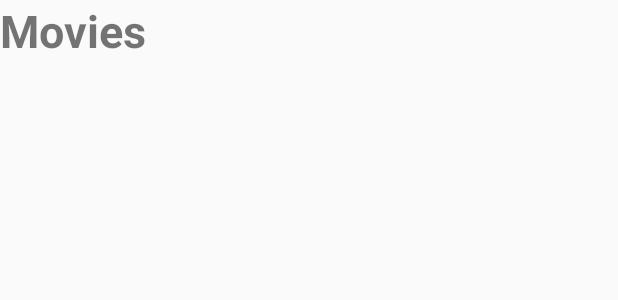
After one commit to rafaelmeteoro/series-architecture, an Android app: the layout fragment_movies.xml on its own in the app's theme, with its tools: preview values and no code run, on a phone screen of 412 x 824 dp. The commit adds this screen. Shown: the top 300 px of the screen. Run offline under Robolectric (Android 15) with nearby library versions, the phone set to English and light mode, and no system bars.

Commit message:
show movies fragment

```diff
--- a/app/src/main/AndroidManifest.xml
+++ b/app/src/main/AndroidManifest.xml
@@ -22,6 +22,9 @@
                 <category android:name="android.intent.category.LAUNCHER" />
             </intent-filter>
         </activity>
+        <activity
+            android:name=".ui.movies.MoviesActivity"
+            android:label="@string/app_name" />
     </application>
 
 </manifest>
--- a/app/src/main/java/com/example/rafaelfeliciano/seriesarchitecture/di/modules/ActivityModule.kt
+++ b/app/src/main/java/com/example/rafaelfeliciano/seriesarchitecture/di/modules/ActivityModule.kt
@@ -1,6 +1,7 @@
 package com.example.rafaelfeliciano.seriesarchitecture.di.modules
 
 import com.example.rafaelfeliciano.seriesarchitecture.di.ActivityScope
+import com.example.rafaelfeliciano.seriesarchitecture.ui.movies.MoviesActivity
 import com.example.rafaelfeliciano.seriesarchitecture.ui.splash.SplashActivity
 import dagger.Module
 import dagger.android.ContributesAndroidInjector
@@ -11,4 +12,8 @@ abstract class ActivityModule {
     @ActivityScope
     @ContributesAndroidInjector(modules = [(SplashModule::class)])
     abstract fun contributeSplashActivity(): SplashActivity
+
+    @ActivityScope
+    @ContributesAndroidInjector(modules = [(MoviesModule::class)])
+    abstract fun contributeMoviesActivity(): MoviesActivity
 }
--- a/app/src/main/java/com/example/rafaelfeliciano/seriesarchitecture/di/modules/FragmentModule.kt
+++ b/app/src/main/java/com/example/rafaelfeliciano/seriesarchitecture/di/modules/FragmentModule.kt
@@ -1,6 +1,7 @@
 package com.example.rafaelfeliciano.seriesarchitecture.di.modules
 
 import com.example.rafaelfeliciano.seriesarchitecture.di.ActivityScope
+import com.example.rafaelfeliciano.seriesarchitecture.ui.movies.MoviesFragment
 import com.example.rafaelfeliciano.seriesarchitecture.ui.widgets.dialog.AppDialog
 import dagger.Module
 import dagger.android.ContributesAndroidInjector
@@ -11,4 +12,8 @@ abstract class FragmentModule {
     @ActivityScope
     @ContributesAndroidInjector
     abstract fun contributeAppDialog(): AppDialog
+
+    @ActivityScope
+    @ContributesAndroidInjector(modules = [(MoviesModule::class)])
+    abstract fun contributeMoviesFragment(): MoviesFragment
 }
--- a/app/src/main/java/com/example/rafaelfeliciano/seriesarchitecture/ui/splash/SplashActivity.kt
+++ b/app/src/main/java/com/example/rafaelfeliciano/seriesarchitecture/ui/splash/SplashActivity.kt
@@ -5,6 +5,7 @@ import android.content.Intent
 import android.os.Bundle
 import com.example.rafaelfeliciano.seriesarchitecture.R
 import com.example.rafaelfeliciano.seriesarchitecture.ui.base.PresenterIActivity
+import com.example.rafaelfeliciano.seriesarchitecture.ui.movies.MoviesActivity
 import javax.inject.Inject
 
 class SplashActivity : PresenterIActivity<SplashContract.Presenter>(), SplashContract.View {
@@ -29,4 +30,9 @@ class SplashActivity : PresenterIActivity<SplashContract.Presenter>(), SplashCon
         super.setUpView()
         mPresenter.getCatalog()
     }
+
+    override fun navigateToMovies() {
+        startActivity(MoviesActivity.getIntent(this))
+        finish()
+    }
 }
--- a/app/src/main/java/com/example/rafaelfeliciano/seriesarchitecture/ui/splash/SplashContract.kt
+++ b/app/src/main/java/com/example/rafaelfeliciano/seriesarchitecture/ui/splash/SplashContract.kt
@@ -5,7 +5,10 @@ import com.example.rafaelfeliciano.seriesarchitecture.ui.base.IPresenter
 import io.reactivex.Observable
 
 interface SplashContract {
-    interface View
+    interface View {
+        fun navigateToMovies()
+    }
+
     interface Presenter : IPresenter<View> {
         fun getCatalog(): Observable<Catalog>
     }
--- a/app/src/main/java/com/example/rafaelfeliciano/seriesarchitecture/ui/splash/SplashPresenter.kt
+++ b/app/src/main/java/com/example/rafaelfeliciano/seriesarchitecture/ui/splash/SplashPresenter.kt
@@ -6,7 +6,6 @@ import com.example.rafaelfeliciano.seriesarchitecture.net.RetrofitDisposableObse
 import com.example.rafaelfeliciano.seriesarchitecture.ui.base.IModelPresenterImpl
 import dagger.Lazy
 import io.reactivex.Observable
-import timber.log.Timber
 import javax.inject.Inject
 
 class SplashPresenter @Inject
@@ -20,7 +19,7 @@ constructor(
 
     private inner class CatalogObserver : RetrofitDisposableObserver<Catalog>() {
         override fun onNext(catalog: Catalog) {
-            Timber.d("Chegou")
+            getView()?.navigateToMovies()
         }
     }
 }
--- /dev/null
+++ b/app/src/main/res/layout/activity_movies.xml
@@ -0,0 +1,5 @@
+<?xml version="1.0" encoding="utf-8"?>
+<FrameLayout xmlns:android="http://schemas.android.com/apk/res/android"
+    android:id="@+id/content"
+    android:layout_width="match_parent"
+    android:layout_height="match_parent" />
--- /dev/null
+++ b/app/src/main/res/layout/fragment_movies.xml
@@ -0,0 +1,13 @@
+<?xml version="1.0" encoding="utf-8"?>
+<RelativeLayout xmlns:android="http://schemas.android.com/apk/res/android"
+    android:layout_width="match_parent"
+    android:layout_height="match_parent">
+
+    <TextView
+        android:layout_width="wrap_content"
+        android:layout_height="wrap_content"
+        android:text="Movies"
+        android:textSize="30sp"
+        android:textStyle="bold" />
+
+</RelativeLayout>
```
Also changed, not shown: app/src/main/java/com/example/rafaelfeliciano/seriesarchitecture/di/modules/MoviesModule.kt (added, +15 -0 lines), app/src/main/java/com/example/rafaelfeliciano/seriesarchitecture/ui/movies/MoviesActivity.kt (added, +30 -0 lines), app/src/main/java/com/example/rafaelfeliciano/seriesarchitecture/ui/movies/MoviesContract.kt (added, +8 -0 lines), app/src/main/java/com/example/rafaelfeliciano/seriesarchitecture/ui/movies/MoviesFragment.kt (added, +34 -0 lines), app/src/main/java/com/example/rafaelfeliciano/seriesarchitecture/ui/movies/MoviesPresenter.kt (added, +9 -0 lines).
